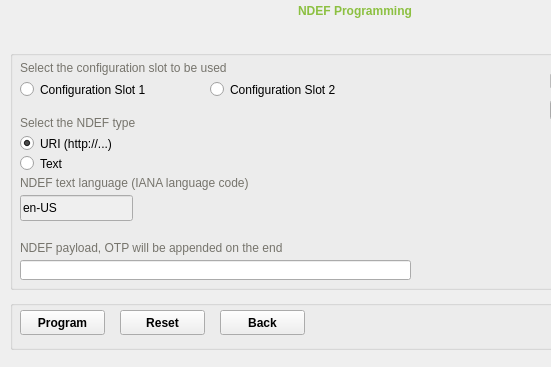
Above: src/ui/toolpage.ui from Yubico/yubikey-personalization-gui before the change; both pictures show x 0 to 551 and y 0 to 367 of the 730 by 650 pixel window. Below: the same form after it.
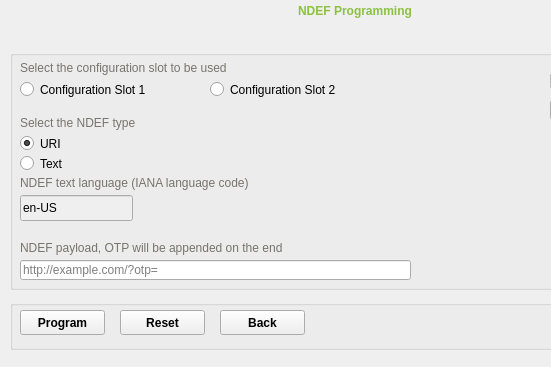
That is the form after the change. The open tabs and pages were chosen to show the change.

Commit message: try to make uri example clearer with a placeholder on ndefEdit

Patch:
```diff
--- a/src/ui/toolpage.ui
+++ b/src/ui/toolpage.ui
@@ -1142,7 +1142,7 @@
       <rect>
        <x>10</x>
        <y>85</y>
-       <width>151</width>
+       <width>221</width>
        <height>17</height>
       </rect>
      </property>
@@ -1150,7 +1150,7 @@
       <string notr="true">font-weight: normal;</string>
      </property>
      <property name="text">
-      <string>URI (http://...)</string>
+      <string>URI</string>
      </property>
      <property name="checkable">
       <bool>true</bool>
@@ -1184,9 +1184,15 @@
        <height>20</height>
       </rect>
      </property>
+     <property name="text">
+      <string/>
+     </property>
      <property name="maxLength">
       <number>80</number>
      </property>
+     <property name="placeholderText">
+      <string>http://example.com/?otp=</string>
+     </property>
     </widget>
     <widget class="QLineEdit" name="ndefTextLangEdit">
      <property name="enabled">
```
Left out of the diff: 2 changed lines with no effect on the pictures. The commit also changes 1 other file.
